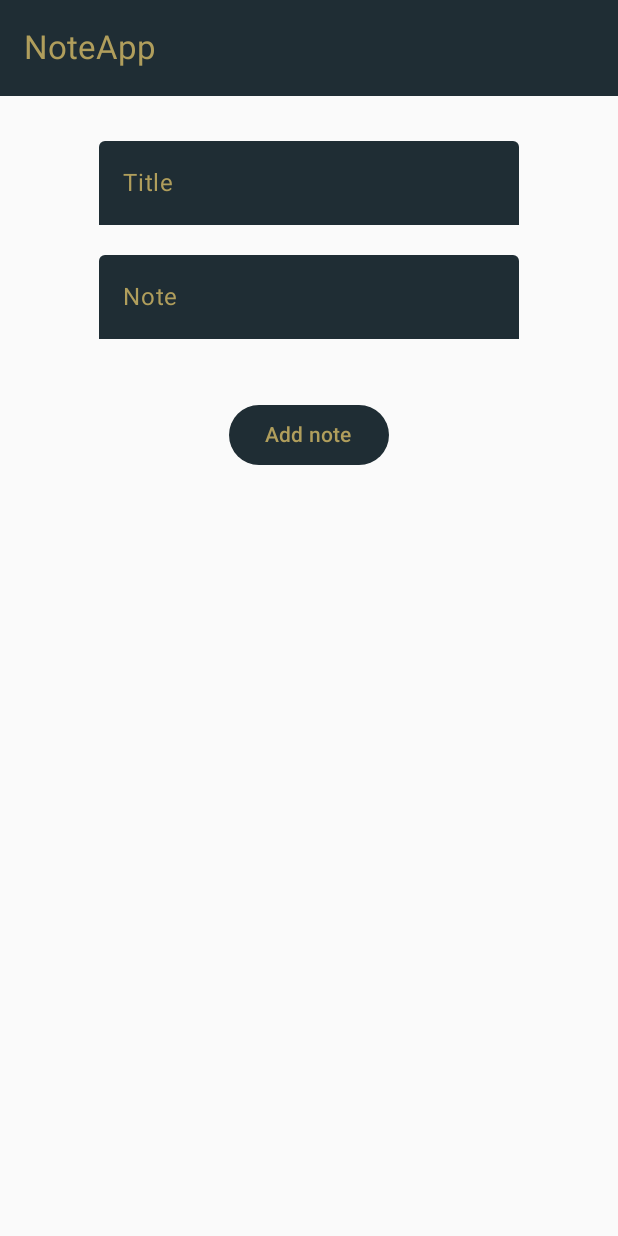
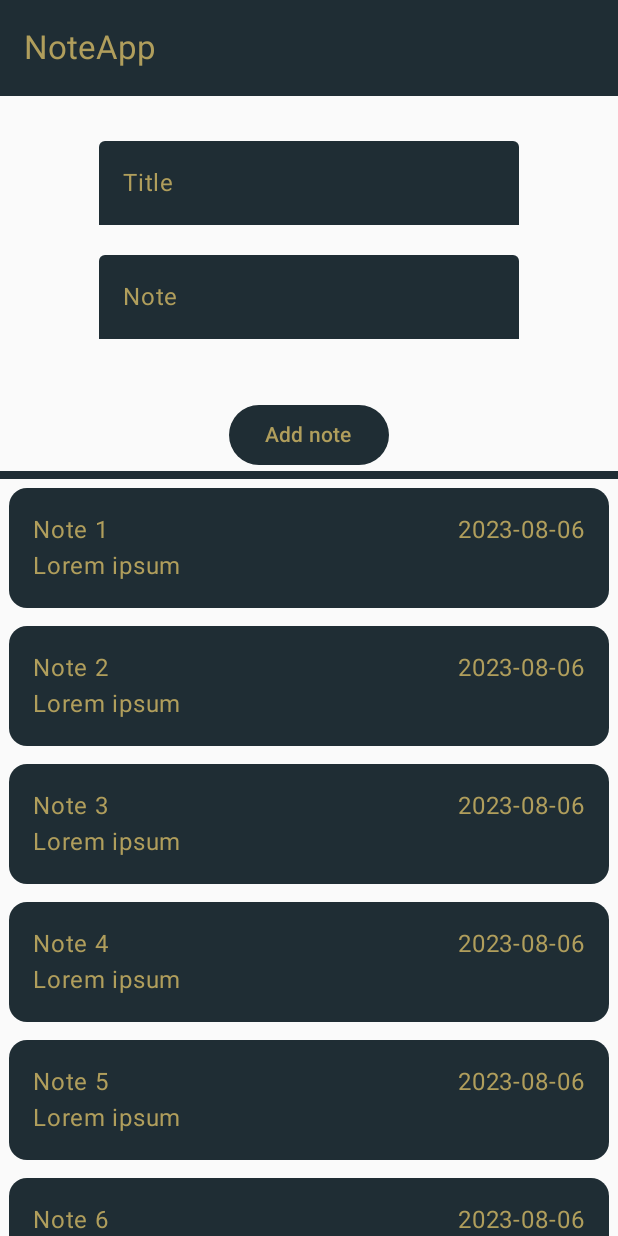
Before and after one commit to SergiuDornea/NoteAppJetpack, an Android app built with Jetpack Compose: the screen it shows after launch (MainActivity), on a phone screen of 412 x 824 dp. Run offline under Robolectric (Android 15) with nearby library versions, the phone set to English and light mode, and no system bars.

Commit message:
forth commit - dummy data

```diff
--- a/app/src/main/java/com/example/noteapp/MainActivity.kt
+++ b/app/src/main/java/com/example/noteapp/MainActivity.kt
@@ -1,24 +1,23 @@
 package com.example.noteapp
 
+import android.os.Build
 import android.os.Bundle
 import androidx.activity.ComponentActivity
 import androidx.activity.compose.setContent
-import androidx.compose.foundation.layout.fillMaxSize
-import androidx.compose.material3.MaterialTheme
-import androidx.compose.material3.Surface
-import androidx.compose.material3.Text
+import androidx.annotation.RequiresApi
 import androidx.compose.runtime.Composable
-import androidx.compose.ui.Modifier
 import androidx.compose.ui.tooling.preview.Preview
+import com.example.noteapp.data.NoteDataSource
 import com.example.noteapp.screen.NoteScreen
 import com.example.noteapp.ui.theme.NoteAppTheme
 
 class MainActivity : ComponentActivity() {
+    @RequiresApi(Build.VERSION_CODES.O)
     override fun onCreate(savedInstanceState: Bundle?) {
         super.onCreate(savedInstanceState)
         setContent {
             NoteAppTheme {
-               NoteScreen()
+               NoteScreen(notes = NoteDataSource().loadNotes(), onAddNote = {}, onRemoveNote ={} )
             }
         }
     }
@@ -26,10 +25,11 @@ class MainActivity : ComponentActivity() {
 
 
 
+@RequiresApi(Build.VERSION_CODES.O)
 @Preview(showBackground = true)
 @Composable
 fun GreetingPreview() {
     NoteAppTheme {
-        NoteScreen()
+        NoteScreen(notes = NoteDataSource().loadNotes(), onAddNote = {}, onRemoveNote ={} )
     }
 }
--- a/app/src/main/java/com/example/noteapp/components/Note.kt
+++ /dev/null
@@ -1,8 +0,0 @@
-package com.example.noteapp.components
-
-import androidx.compose.runtime.Composable
-
-@Composable
-fun Note(){
-
-}
--- /dev/null
+++ b/app/src/main/java/com/example/noteapp/components/NoteContainer.kt
@@ -0,0 +1,57 @@
+package com.example.noteapp.components
+
+import androidx.compose.foundation.layout.Arrangement
+
+import androidx.compose.foundation.layout.Column
+import androidx.compose.foundation.layout.Row
+import androidx.compose.foundation.layout.fillMaxWidth
+import androidx.compose.foundation.layout.height
+import androidx.compose.foundation.layout.padding
+import androidx.compose.material3.Card
+import androidx.compose.material3.CardColors
+import androidx.compose.material3.CardDefaults
+import androidx.compose.material3.Text
+import androidx.compose.runtime.Composable
+import androidx.compose.ui.Modifier
+import androidx.compose.ui.res.colorResource
+import androidx.compose.ui.tooling.preview.Preview
+import androidx.compose.ui.unit.dp
+import com.example.noteapp.R
+
+@Preview(showBackground = true)
+@Composable
+fun NoteContainer(
+    title: String = "title",
+    note: String = "Lorem ipsum",
+    date: String = "24.12.2002"
+) {
+    Card(
+        modifier = Modifier
+            .padding(6.dp)
+            .fillMaxWidth(),
+        colors = CardDefaults.cardColors(
+            containerColor = colorResource(id = R.color.my_blue),
+            contentColor = colorResource(id = R.color.my_mustard),
+        )
+    ) {
+        Column(
+            modifier = Modifier.padding(16.dp)
+        ) {
+            Row(
+                modifier = Modifier.fillMaxWidth(),
+                horizontalArrangement = Arrangement.SpaceBetween
+            ) {
+                Text(text = title)
+                Text(
+                    text = date,
+                    modifier = Modifier.padding(start = 100.dp)
+                )
+            }
+
+            Text(
+                text = note,
+
+            )
+        }
+    }
+}
--- a/app/src/main/java/com/example/noteapp/components/NotesDisplay.kt
+++ b/app/src/main/java/com/example/noteapp/components/NotesDisplay.kt
@@ -1,8 +1,23 @@
 package com.example.noteapp.components
 
+import androidx.compose.foundation.lazy.LazyColumn
+import androidx.compose.foundation.lazy.items
 import androidx.compose.runtime.Composable
+import com.example.noteapp.data.Note
 
 @Composable
-fun NotesDisplay(){
-
+fun NotesDisplay(
+    notes: List<Note>,
+    onAddNote: (Note) -> Unit,
+    onRemoveNote: (Note) -> Unit,)
+{
+    LazyColumn{
+        items(notes){note->
+            NoteContainer(
+                title = note.title,
+                note = note.note,
+                date = note.entryDate.toString().substring(0,10)
+            )
+        }
+    }
 }
--- /dev/null
+++ b/app/src/main/java/com/example/noteapp/data/Note.kt
@@ -0,0 +1,14 @@
+package com.example.noteapp.data
+
+import android.os.Build
+import androidx.annotation.RequiresApi
+import java.time.LocalDateTime
+import java.util.UUID
+
+@RequiresApi(Build.VERSION_CODES.O)
+data class Note(
+    val id: UUID = UUID.randomUUID(),
+    val title: String,
+    val note: String,
+    val entryDate: LocalDateTime = LocalDateTime.now()
+)
--- /dev/null
+++ b/app/src/main/java/com/example/noteapp/data/NoteData.kt
@@ -0,0 +1,19 @@
+package com.example.noteapp.data
+
+import android.os.Build
+import androidx.annotation.RequiresApi
+
+class NoteDataSource {
+    @RequiresApi(Build.VERSION_CODES.O)
+    fun loadNotes() : List<Note>{
+        return  listOf(
+            Note(title = "Note 1", note = "Lorem ipsum"),
+            Note(title = "Note 2", note = "Lorem ipsum"),
+            Note(title = "Note 3", note = "Lorem ipsum"),
+            Note(title = "Note 4", note = "Lorem ipsum"),
+            Note(title = "Note 5", note = "Lorem ipsum"),
+            Note(title = "Note 6", note = "Lorem ipsum"),
+            Note(title = "Note 7", note = "Lorem ipsum")
+        )
+    }
+}
--- a/app/src/main/java/com/example/noteapp/screen/NoteScreen.kt
+++ b/app/src/main/java/com/example/noteapp/screen/NoteScreen.kt
@@ -1,11 +1,15 @@
 package com.example.noteapp.screen
 
+import android.os.Build
+import androidx.annotation.RequiresApi
 import androidx.compose.foundation.layout.Arrangement
 import androidx.compose.foundation.layout.Column
 import androidx.compose.foundation.layout.Spacer
 import androidx.compose.foundation.layout.height
 import androidx.compose.foundation.layout.padding
-import androidx.compose.material3.Button
+import androidx.compose.foundation.lazy.LazyColumn
+import androidx.compose.foundation.lazy.items
+import androidx.compose.material3.Divider
 import androidx.compose.material3.ExperimentalMaterial3Api
 import androidx.compose.material3.Text
 import androidx.compose.material3.TopAppBar
@@ -24,10 +28,18 @@ import androidx.compose.ui.unit.dp
 import com.example.noteapp.R
 import com.example.noteapp.components.InputButton
 import com.example.noteapp.components.NoteInputText
+import com.example.noteapp.components.NotesDisplay
+import com.example.noteapp.data.Note
+import com.example.noteapp.data.NoteDataSource
 
 @OptIn(ExperimentalMaterial3Api::class)
 @Composable
-fun NoteScreen(){
+fun NoteScreen(
+    notes: List<Note>,
+    onAddNote: (Note) -> Unit,
+    onRemoveNote: (Note) -> Unit,
+
+){
     var title by remember {
         mutableStateOf("")
     }
@@ -83,9 +95,21 @@ fun NoteScreen(){
                 text = "Add note",
                 textColor = colorResource(id = R.color.my_mustard) ,
                 btnColor =colorResource(id = R.color.my_blue),
-                onClick = {/*TODO*/ }
+                onClick = {
+                    if(title.isNotEmpty() && note.isNotEmpty()){
+                        // add to the list
+                        title = ""
+                        note = ""
+                    }
+                }
                 )
             // display saved notes
+            Divider(
+                thickness = 5.dp,
+                color = colorResource(id = R.color.my_blue)
+            )
+            NotesDisplay(notes = notes, onAddNote = {}, onRemoveNote = {})
+
         }
 
 
@@ -93,8 +117,9 @@ fun NoteScreen(){
     }
 }
 
+@RequiresApi(Build.VERSION_CODES.O)
 @Preview(showBackground = true)
 @Composable
 fun NoteScreenPreview(){
-    NoteScreen()
+    NoteScreen(notes = NoteDataSource().loadNotes(), onAddNote = {}, onRemoveNote ={} )
 }
```
